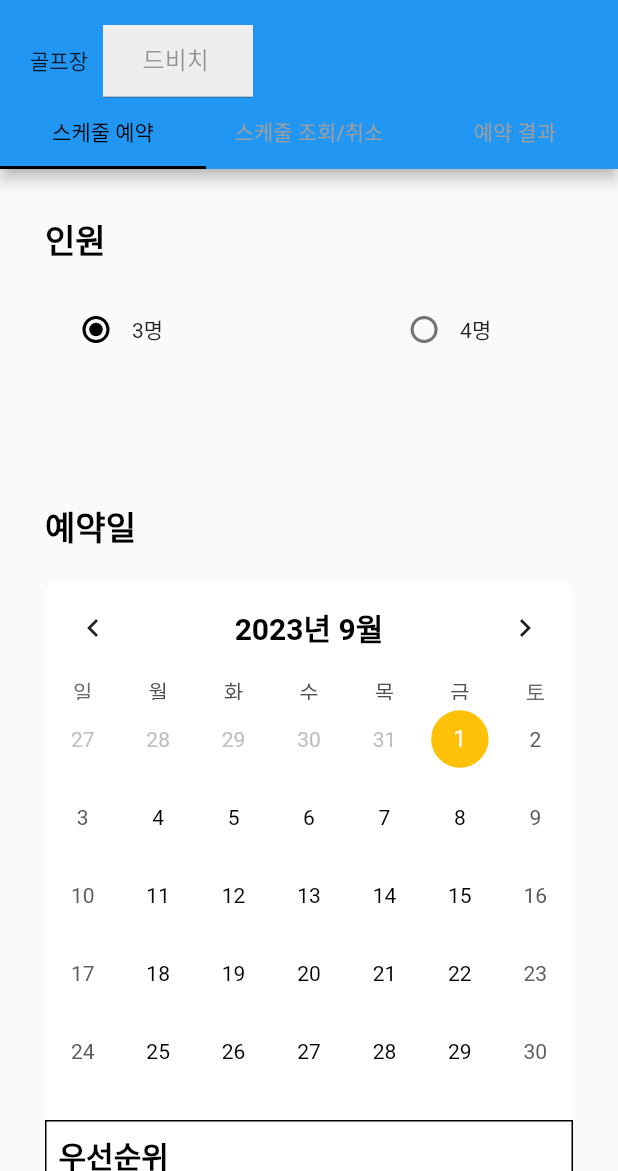
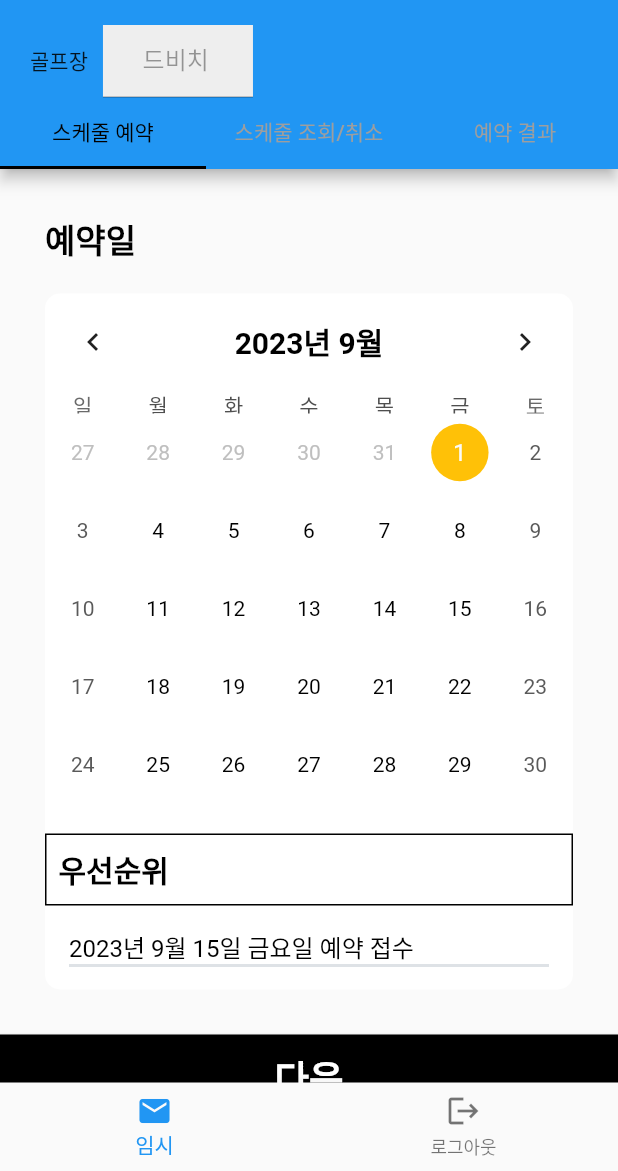
Before and after one commit to lazarus0320/golf_reservation_app, a Flutter app: the screen it shows after launch, on a phone screen of 412 x 824 dp, the part 65-1236 px from its top. Run offline on Flutter 3.47's test engine with Material 2 defaults, Android fonts, the phone set to English and light mode, and no system bars; drawn by our look-alikes of table_calendar; our stand-ins replace flutter_dotenv, get.

Commit message:
feat: 스케줄 예약 탭 페이지 전환 구현

```diff
--- a/lib/main.dart
+++ b/lib/main.dart
@@ -38,7 +38,9 @@ class MyApp extends StatelessWidget {
         GetPage(name: "/", page: () => LoginPage()),
         GetPage(name: "/reservation_page2", page: () => const ReservationPage2()),
         GetPage(name: "/reservation_table_page", page: () => const ReservationTablePage()),
-      ]
+      ],
+
+
     );
   }
 }
--- a/lib/screens/reservation_page2.dart
+++ b/lib/screens/reservation_page2.dart
@@ -1,11 +1,18 @@
 import 'package:flutter/material.dart';
+import 'package:golf_regist_app/widgets/ReservationPersonnelAndTimesetForm.dart';
+import 'package:golf_regist_app/widgets/reservation_btn.dart';
 import 'package:golf_regist_app/widgets/reservation_calendar_form2.dart';
 import 'package:golf_regist_app/widgets/reservation_personnel_form2.dart';
 
-/// Flutter code sample for [AppBar].
-class ReservationPage2 extends StatelessWidget {
+class ReservationPage2 extends StatefulWidget {
   const ReservationPage2({Key? key}) : super(key: key);
 
+  @override
+  _ReservationPage2State createState() => _ReservationPage2State();
+}
+
+class _ReservationPage2State extends State<ReservationPage2> {
+  int _currentStep = 0;
   @override
   Widget build(BuildContext context) {
     return DefaultTabController(
@@ -63,15 +70,29 @@ class ReservationPage2 extends StatelessWidget {
           SingleChildScrollView(
             child: Column(
               children: [
+                // Padding(
+                //     padding: const EdgeInsets.all(30.0),
+                //     child:ReservationPersonnelForm2()
+                // ),
                 Padding(
                     padding: const EdgeInsets.all(30.0),
-                    child:ReservationPersonnelForm2()
-                ),
-                const SizedBox(height: 30,),
-                Padding(
-                    padding: const EdgeInsets.all(30.0),
-                    child:ReservationCalendarForm2()
-                ),
+                    child: _currentStep == 0 ? ReservationCalendarForm2() : ReservationPersonnelAndTimesetForm()),
+                Center(
+                    child: _currentStep == 0 ? ReservationBtn(
+                      btnText: '다음',
+                      onPressed: () => {
+                        setState((){_currentStep++;})
+                      },
+                      backgroundColor: Colors.black,
+                    ) :
+                    ReservationBtn(
+                      btnText: '이전',
+                      onPressed: () => {
+                        setState((){_currentStep--;})
+                      },
+                      backgroundColor: Colors.black,
+                    )
+                )
               ],
             ),
           ),
@@ -87,6 +108,17 @@ class ReservationPage2 extends StatelessWidget {
           )
         ],
       ),
+        bottomNavigationBar : BottomNavigationBar(
+          items: const [
+          BottomNavigationBarItem(icon : Icon(Icons.mail), label :'임시',),
+          BottomNavigationBarItem(icon : Icon(Icons.logout), label :'로그아웃',),
+        ],
+          onTap :(index) {
+            if(index ==0) {
+              // 로그아웃 처리 코드를 여기에 작성하세요.
+            }
+          },
+        ),
       )
     );
   }
--- a/lib/widgets/reservation_btn.dart
+++ b/lib/widgets/reservation_btn.dart
@@ -5,7 +5,7 @@ class ReservationBtn extends StatelessWidget {
   final VoidCallback onPressed;
   final Color backgroundColor;
 
-  const ReservationBtn({
+  const ReservationBtn({super.key,
     required this.btnText,
     required this.onPressed,
     required this.backgroundColor,
@@ -14,20 +14,19 @@ class ReservationBtn extends StatelessWidget {
   @override
   Widget build(BuildContext context) {
     return Container(
-      margin: const EdgeInsets.symmetric(vertical: 10),
-      padding: const EdgeInsets.symmetric(horizontal: 10),
+      width: double.infinity,
       child: ElevatedButton(
         onPressed: onPressed,
+        style: ElevatedButton.styleFrom(
+          padding: const EdgeInsets.symmetric(vertical: 10, horizontal: 20),
+          backgroundColor: backgroundColor,
+          shape: const RoundedRectangleBorder(
+            borderRadius: BorderRadius.zero,
+          ),
+        ),
         child: Text(
           btnText,
           style: const TextStyle(fontSize: 25, fontWeight: FontWeight.bold, color: Colors.white),
-        ),
-        style: ElevatedButton.styleFrom(
-          padding: const EdgeInsets.symmetric(vertical: 10),
-          backgroundColor: backgroundColor,
-          shape: RoundedRectangleBorder(
-            borderRadius: BorderRadius.circular(10),
-          ),
         ),
       ),
     );
```
Also changed, not shown: lib/widgets/ReservationPersonnelAndTimesetForm.dart (added, +19 -0 lines).
